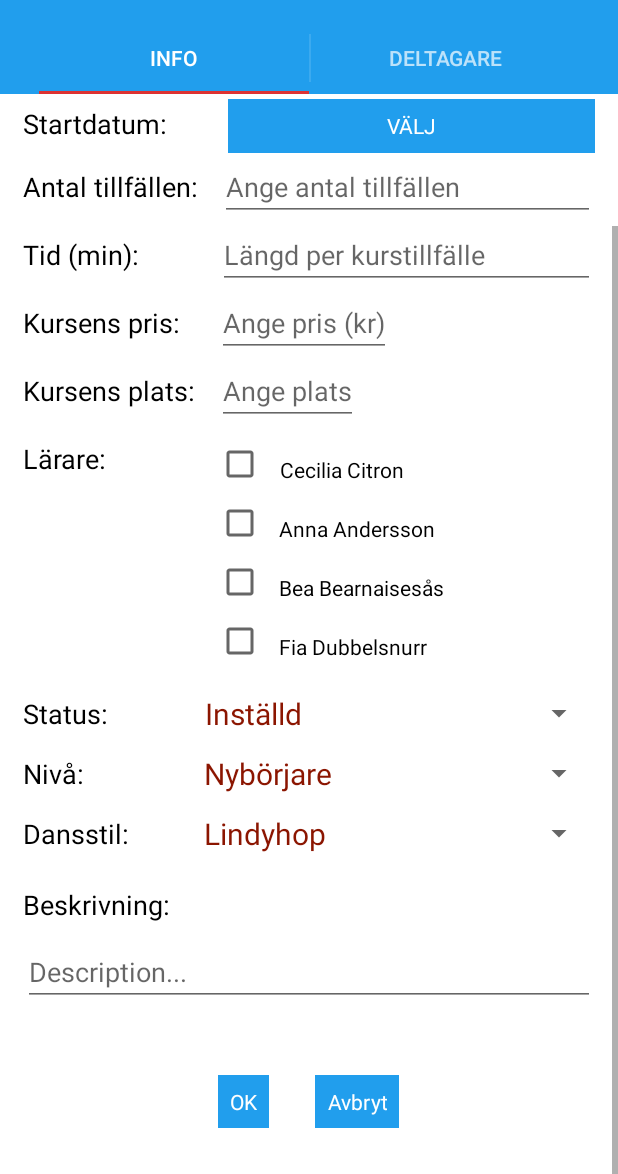
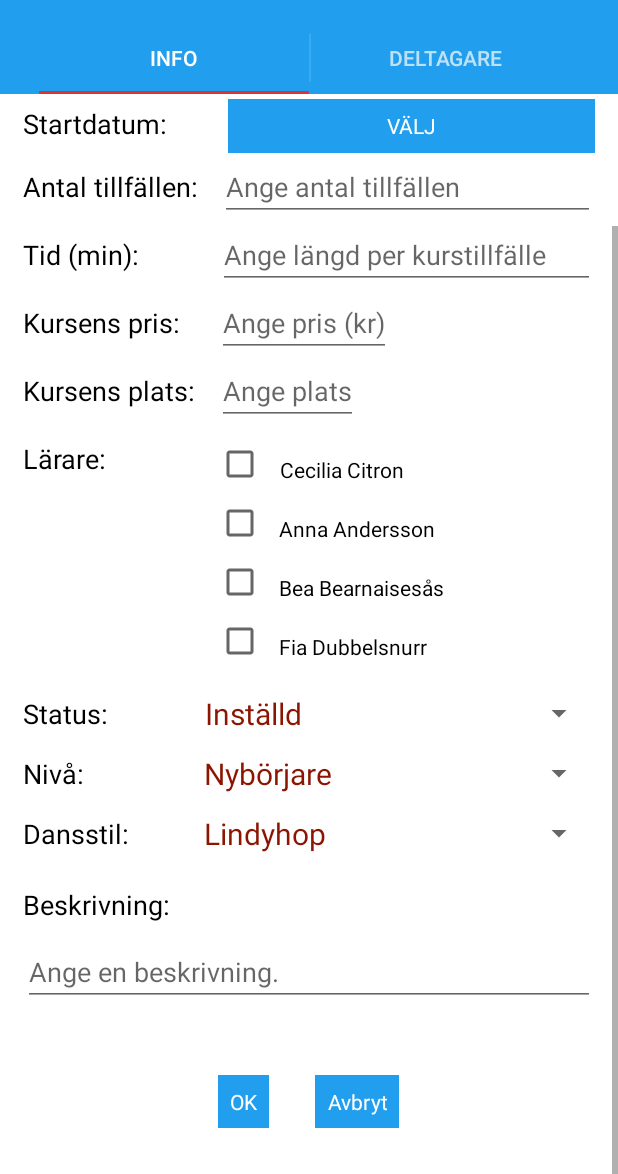
Before and after one commit to Didoniac/Dance-App15, an Android app: the Info_TabView screen opened directly, with no data from a screen before it, scrolled down 100 dp, on a phone screen of 412 x 824 dp, the part 62-1236 px from its top. Run offline under Robolectric (Android 15) with nearby library versions, the phone set to English and light mode, and no system bars.

Commit message:
English stuff -> Swedish. also changed hints

```diff
--- a/app/src/main/java/com/example/umyhpuscdi/danceapp15/login_Dialog_Fragment.java
+++ b/app/src/main/java/com/example/umyhpuscdi/danceapp15/login_Dialog_Fragment.java
@@ -50,7 +50,7 @@ public class login_Dialog_Fragment extends DialogFragment {
                 }else if (username.getText().toString().equals("admin") &&
                         password.getText().toString().equals("admin")) {
 
-                    Toast.makeText(getContext(), "Logged In...", Toast.LENGTH_SHORT).show();
+                    Toast.makeText(getContext(), "Inloggad.", Toast.LENGTH_SHORT).show();
 
                     ((MainActivity)getActivity()).loggedIn = true;
                     ((MainActivity)getActivity()).saveData();           // sparar login-variabel
--- a/app/src/main/res/layout/fragment_create_edit_course.xml
+++ b/app/src/main/res/layout/fragment_create_edit_course.xml
@@ -133,7 +133,7 @@
                     android:textColor="@color/black"
                     android:layout_width="match_parent"
                     android:layout_height="wrap_content"
-                    android:hint="Längd per kurstillfälle" />
+                    android:hint="Ange längd per kurstillfälle" />
 
                 </LinearLayout>
 
@@ -340,7 +340,7 @@
                 android:textColor="@color/black"
                 android:layout_width="match_parent"
                 android:layout_height="wrap_content"
-                android:hint="Description..." />
+                android:hint="Ange en beskrivning." />
 
 
 
--- a/app/src/main/res/values/strings.xml
+++ b/app/src/main/res/values/strings.xml
@@ -1,9 +1,8 @@
 <resources>
     <string name="app_name">Dance App15</string>
 
-    <string name="hello_world">Hello world!</string>
-    <string name="action_log_in">Log in (Admin)</string>
-    <string name="action_log_out">Log out (Admin)</string>
+    <string name="action_log_in">Logga in (Admin)</string>
+    <string name="action_log_out">Logga ut (Admin)</string>
     <string name="action_settings">Settings</string>
 
     <!-- TODO: Remove or change this placeholder text -->
```
